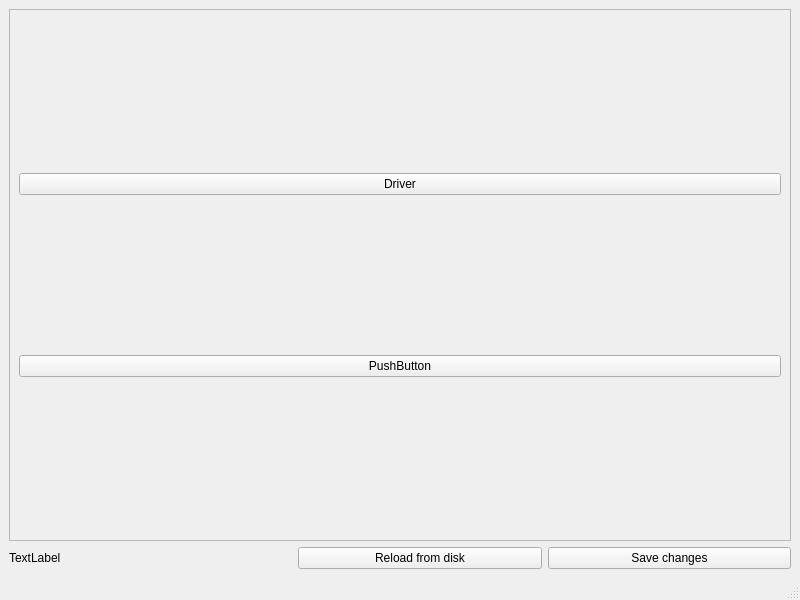
This is mainwindow.ui in JX5S/HadesVR_GUI_Tool as Qt 5 draws it before an edit. The edited form follows.
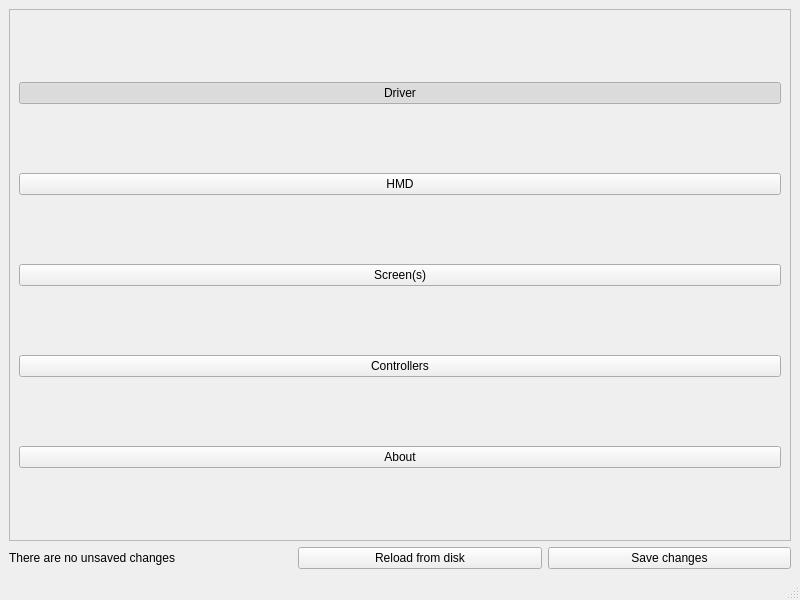
This is the edited form.

```diff
--- a/mainwindow.ui
+++ b/mainwindow.ui
@@ -21,6 +21,18 @@
        <enum>Qt::Horizontal</enum>
       </property>
       <widget class="QScrollArea" name="scrollArea">
+       <property name="sizePolicy">
+        <sizepolicy hsizetype="Preferred" vsizetype="Expanding">
+         <horstretch>0</horstretch>
+         <verstretch>0</verstretch>
+        </sizepolicy>
+       </property>
+       <property name="minimumSize">
+        <size>
+         <width>100</width>
+         <height>0</height>
+        </size>
+       </property>
        <property name="widgetResizable">
         <bool>true</bool>
        </property>
@@ -39,13 +51,67 @@
            <property name="text">
             <string>Driver</string>
            </property>
+           <property name="checkable">
+            <bool>true</bool>
+           </property>
+           <property name="checked">
+            <bool>true</bool>
+           </property>
+           <attribute name="buttonGroup">
+            <string notr="true">paneButtonGroup</string>
+           </attribute>
           </widget>
          </item>
          <item>
           <widget class="QPushButton" name="pane_button_">
            <property name="text">
-            <string>PushButton</string>
+            <string>HMD</string>
            </property>
+           <property name="checkable">
+            <bool>true</bool>
+           </property>
+           <attribute name="buttonGroup">
+            <string notr="true">paneButtonGroup</string>
+           </attribute>
+          </widget>
+         </item>
+         <item>
+          <widget class="QPushButton" name="pane_button_screens">
+           <property name="text">
+            <string>Screen(s)</string>
+           </property>
+           <property name="checkable">
+            <bool>true</bool>
+           </property>
+           <attribute name="buttonGroup">
+            <string notr="true">paneButtonGroup</string>
+           </attribute>
+          </widget>
+         </item>
+         <item>
+          <widget class="QPushButton" name="pane_button_controllers">
+           <property name="text">
+            <string>Controllers</string>
+           </property>
+           <property name="checkable">
+            <bool>true</bool>
+           </property>
+           <attribute name="buttonGroup">
+            <string notr="true">paneButtonGroup</string>
+           </attribute>
+          </widget>
+         </item>
+         <item>
+          <widget class="QPushButton" name="pane_button_about">
+           <property name="text">
+            <string>About</string>
+           </property>
+           <property name="checkable">
+            <bool>true</bool>
+           </property>
+           <attribute name="buttonGroup">
+            <string notr="true">paneButtonGroup</string>
+           </attribute>
           </widget>
          </item>
         </layout>
@@ -58,7 +124,7 @@
       <item>
        <widget class="QLabel" name="label">
         <property name="text">
-         <string>TextLabel</string>
+         <string>There are no unsaved changes</string>
         </property>
        </widget>
       </item>
```
Left out of the diff: 5 changed lines with no effect on the pictures.
